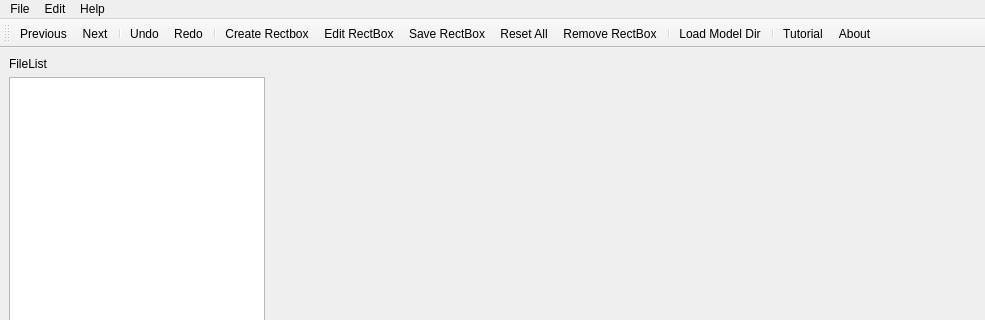
Before: the Qt Designer form mainwindow.ui in ranjitkathiriya/QAnnotation, drawn with Qt 5; both pictures show x 0 to 985 and y 0 to 320 of the 985 by 649 pixel window.
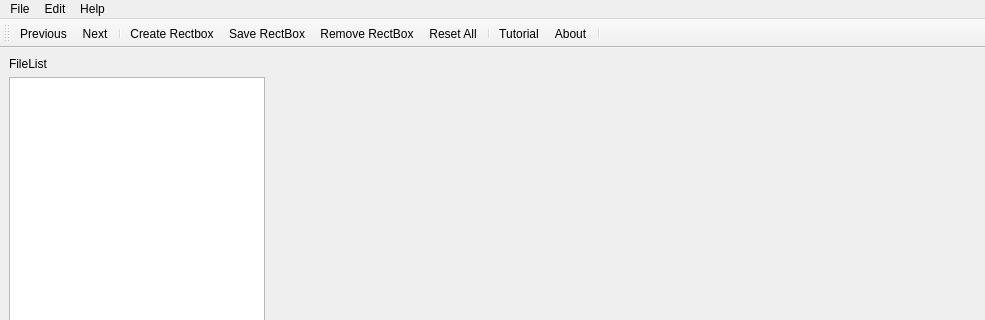
After: the same form once the commit is applied. Icons and pictures are not drawn.

The edit to the form file:
```diff
--- a/mainwindow.ui
+++ b/mainwindow.ui
@@ -181,19 +181,14 @@
    <addaction name="actionPrevious"/>
    <addaction name="actionNext"/>
    <addaction name="separator"/>
-   <addaction name="actionUndo"/>
-   <addaction name="actionRedo"/>
-   <addaction name="separator"/>
    <addaction name="actionCreate_Rectbox"/>
-   <addaction name="actionEdit_RectBox"/>
    <addaction name="actionSave_RectBox"/>
-   <addaction name="actionReset_All"/>
    <addaction name="actionRemove_RectBox"/>
-   <addaction name="separator"/>
-   <addaction name="actionModel_Directory"/>
+   <addaction name="actionReset_All"/>
    <addaction name="separator"/>
    <addaction name="actionTutorial"/>
    <addaction name="actionAbout_2"/>
+   <addaction name="separator"/>
   </widget>
   <action name="actionSave_Label_Directory">
    <property name="icon">
@@ -267,15 +262,6 @@
     <string>Exit</string>
    </property>
   </action>
-  <action name="actionEdit_RectBox">
-   <property name="icon">
-    <iconset resource="resources.qrc">
-     <normaloff>:/resources/edit.png</normaloff>:/resources/edit.png</iconset>
-   </property>
-   <property name="text">
-    <string>Edit RectBox</string>
-   </property>
-  </action>
   <action name="actionRemove_RectBox">
    <property name="icon">
     <iconset resource="resources.qrc">
@@ -327,33 +313,6 @@
     <string>A</string>
    </property>
   </action>
-  <action name="actionModel_Directory">
-   <property name="icon">
-    <iconset resource="resources.qrc">
-     <normaloff>:/resources/model.png</normaloff>:/resources/model.png</iconset>
-   </property>
-   <property name="text">
-    <string>Load Model Dir</string>
-   </property>
-  </action>
-  <action name="actionUndo">
-   <property name="icon">
-    <iconset resource="resources.qrc">
-     <normaloff>:/resources/undu.png</normaloff>:/resources/undu.png</iconset>
-   </property>
-   <property name="text">
-    <string>Undo</string>
-   </property>
-  </action>
-  <action name="actionRedo">
-   <property name="icon">
-    <iconset resource="resources.qrc">
-     <normaloff>:/resources/redo.png</normaloff>:/resources/redo.png</iconset>
-   </property>
-   <property name="text">
-    <string>Redo</string>
-   </property>
-  </action>
   <action name="actionOpen">
    <property name="icon">
     <iconset resource="resources.qrc">
```
Left out of the diff: 18 changed lines with no effect on the pictures.
